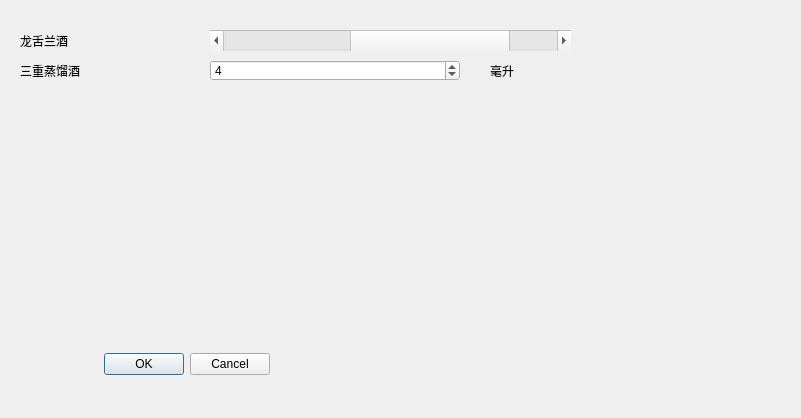
Old version of the form Chapter03/MatrixWinUi.ui in the repository cxinping/PyQt5.
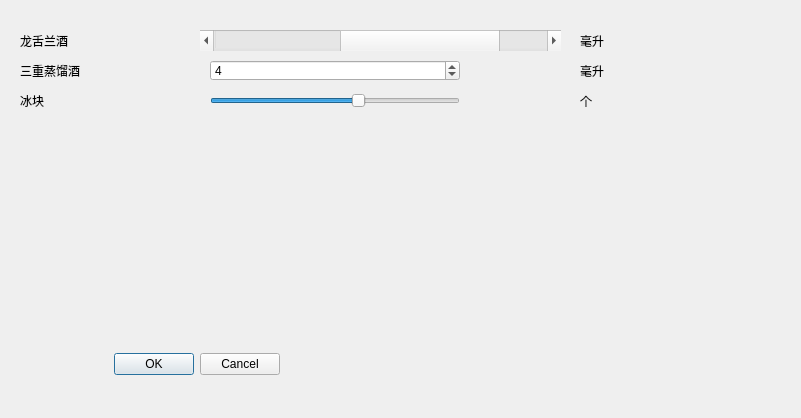
New version of the form.

Commit message: 测试用例优化

Patch:
```diff
--- a/Chapter03/MatrixWinUi.ui
+++ b/Chapter03/MatrixWinUi.ui
@@ -19,7 +19,7 @@
    </property>
    <property name="geometry">
     <rect>
-     <x>210</x>
+     <x>200</x>
      <y>30</y>
      <width>361</width>
      <height>21</height>
@@ -57,7 +57,7 @@
   <widget class="QDialogButtonBox" name="buttonBox">
    <property name="geometry">
     <rect>
-     <x>20</x>
+     <x>30</x>
      <y>350</y>
      <width>250</width>
      <height>28</height>
@@ -108,7 +108,7 @@
   <widget class="QLabel" name="label_3">
    <property name="geometry">
     <rect>
-     <x>490</x>
+     <x>580</x>
      <y>60</y>
      <width>151</width>
      <height>21</height>
@@ -118,6 +118,70 @@
     <string>毫升</string>
    </property>
   </widget>
+  <widget class="QSlider" name="iceHorizontalSlider">
+   <property name="geometry">
+    <rect>
+     <x>210</x>
+     <y>90</y>
+     <width>250</width>
+     <height>22</height>
+    </rect>
+   </property>
+   <property name="toolTip">
+    <string>Chunks of ice</string>
+   </property>
+   <property name="minimum">
+    <number>0</number>
+   </property>
+   <property name="maximum">
+    <number>20</number>
+   </property>
+   <property name="value">
+    <number>12</number>
+   </property>
+   <property name="orientation">
+    <enum>Qt::Horizontal</enum>
+   </property>
+  </widget>
+  <widget class="QLabel" name="label_4">
+   <property name="geometry">
+    <rect>
+     <x>20</x>
+     <y>90</y>
+     <width>151</width>
+     <height>22</height>
+    </rect>
+   </property>
+   <property name="text">
+    <string>冰块</string>
+   </property>
+  </widget>
+  <widget class="QLabel" name="label_5">
+   <property name="geometry">
+    <rect>
+     <x>580</x>
+     <y>90</y>
+     <width>151</width>
+     <height>21</height>
+    </rect>
+   </property>
+   <property name="text">
+    <string>个</string>
+   </property>
+  </widget>
+  <widget class="QLabel" name="label_6">
+   <property name="geometry">
+    <rect>
+     <x>580</x>
+     <y>30</y>
+     <width>151</width>
+     <height>21</height>
+    </rect>
+   </property>
+   <property name="text">
+    <string>毫升</string>
+   </property>
+  </widget>
  </widget>
  <resources/>
  <connections/>
```
The commit also changes 2 other files.
